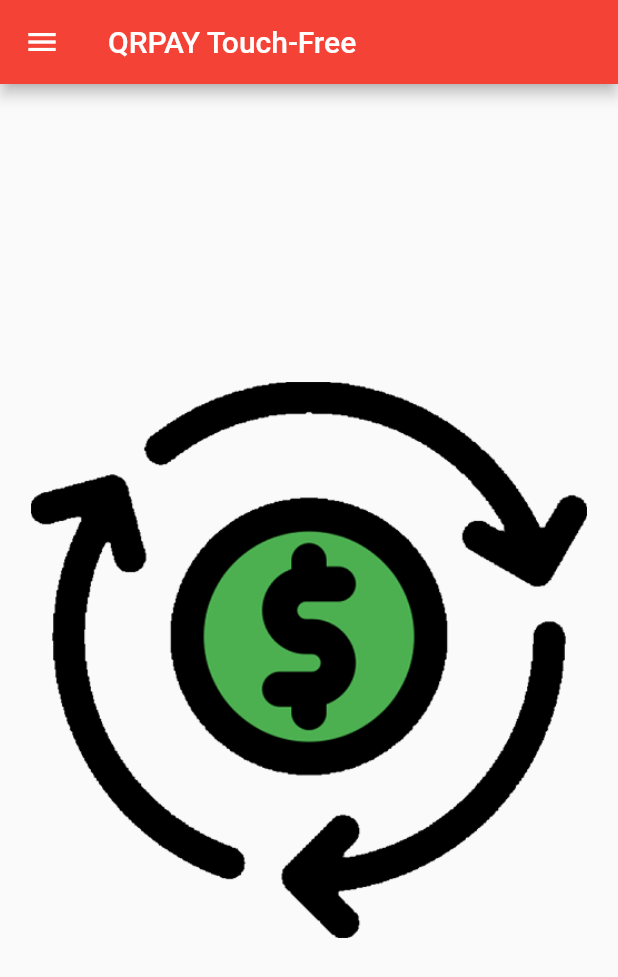
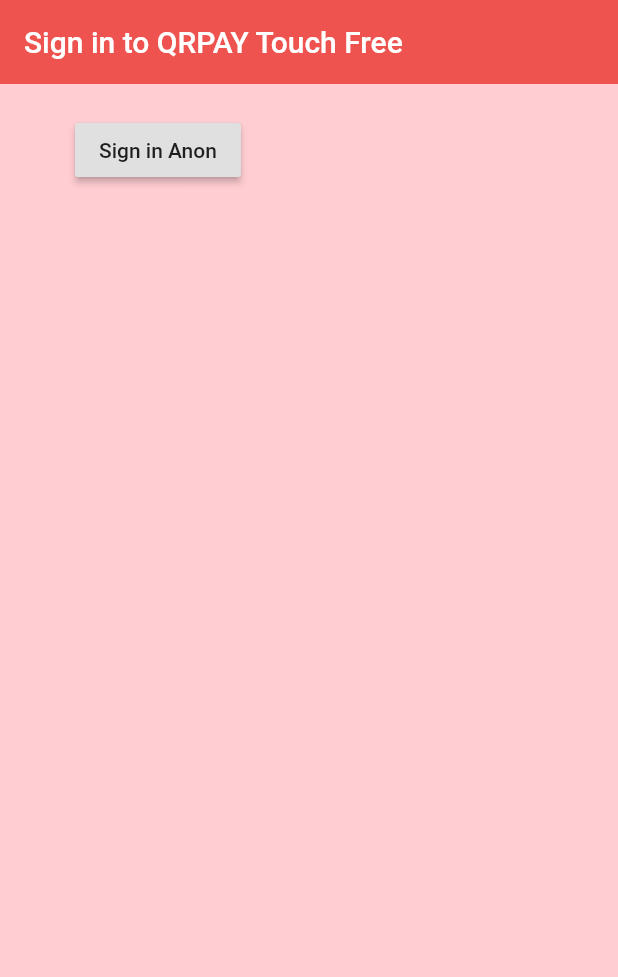
Before and after one commit to espressoAndCode/qrpay_app, a Flutter app: the screen it shows after launch, on a phone screen of 412 x 824 dp. Shown: the top 977 px of the screen. Run offline on Flutter 3.47's test engine with Material 2 defaults, Android fonts, the phone set to English and light mode, and no system bars; our stand-ins replace firebase_auth, firebase_core; missing offline and left inert: qr_code_scanner; accounts and stored records are empty.

```diff
--- a/lib/module/account/user.dart
+++ b/lib/module/account/user.dart
@@ -2,6 +2,8 @@ class User {
   static const String PassionCooking = 'cooking';
   static const String PassionHiking = 'hiking';
   static const String PassionTraveling = 'traveling';
+
+  String uid;
 
   String firstName = '';
   String lastName = '';
@@ -17,4 +19,6 @@ class User {
   save() {
     print('saving user using a web service');
   }
+
+  User({this.uid});
 }
--- /dev/null
+++ b/lib/module/authenticate/authenticate_view.dart
@@ -0,0 +1,16 @@
+import 'package:flutter/material.dart';
+import 'package:qrpay_app/module/authenticate/sign_in.dart';
+
+class Authenticate extends StatefulWidget {
+  @override
+  _AuthenticateState createState() => _AuthenticateState();
+}
+
+class _AuthenticateState extends State<Authenticate> {
+  @override
+  Widget build(BuildContext context) {
+    return Container(
+      child: SignIn()
+    );
+  }
+}
--- /dev/null
+++ b/lib/module/authenticate/sign_in.dart
@@ -0,0 +1,41 @@
+import "package:flutter/material.dart";
+import 'package:intl/intl.dart';
+import 'package:qrpay_app/services/auth.dart';
+
+class SignIn extends StatefulWidget {
+  @override
+  _SignInState createState() => _SignInState();
+}
+
+class _SignInState extends State<SignIn> {
+  final AuthService _auth = AuthService();
+
+  @override
+  Widget build(BuildContext context) {
+    return Scaffold(
+      backgroundColor: Colors.red[100],
+      appBar: AppBar(
+        backgroundColor: Colors.red[400],
+        elevation: 0.0,
+        title: Text('Sign in to QRPAY Touch Free')
+
+      ),
+      body: Container(
+        padding: EdgeInsets.symmetric(vertical: 20, horizontal: 50.0),
+        child:  RaisedButton(
+          child: Text('Sign in Anon'),
+          onPressed: () async {
+            dynamic result = await _auth.signInAnon();
+            if (result == null){
+              print('Error signing in');
+            } else {
+              print('Signed in');
+              print(result);
+            }
+
+          }
+        )
+      ),
+    );
+  }
+}
--- /dev/null
+++ b/lib/module/wrapper.dart
@@ -0,0 +1,15 @@
+import 'package:flutter/material.dart';
+import 'package:firebase_core/firebase_core.dart';
+import 'package:qrpay_app/module/authenticate/authenticate_view.dart';
+import 'home/home_view.dart';
+
+class Wrapper extends StatelessWidget {
+  static const String routeName = '/wrapper';
+    @override
+    Widget build(BuildContext context) {
+
+      //return either Home or Authenticate widget
+      // return HomePage();
+      return Authenticate();
+    }
+  }
--- a/lib/routes/Routes.dart
+++ b/lib/routes/Routes.dart
@@ -1,4 +1,5 @@
-import 'package:qrpay_app/module/splash/splash_view.dart';
+import 'package:qrpay_app/module/wrapper.dart';
+import 'package:qrpay_app/module/home/home_view.dart';
 import 'package:qrpay_app/module/buy/buy_list_view.dart';
 import 'package:qrpay_app/module/sell/sell_list_view.dart';
 import 'package:qrpay_app/module/shop/shop_list_view.dart';
@@ -10,7 +11,8 @@ import 'package:qrpay_app/module/receipts/receipts_list_view.dart';
 
 
 class Routes {
-  static const String splash = SplashPage.routeName;
+  static const String wrapper = Wrapper.routeName;
+  static const String home = HomePage.routeName;
   static const String buy = BuyPage.routeName;
   static const String sell = SellPage.routeName;
   static const String shop = ShopPage.routeName;
--- a/lib/widget/drawer.dart
+++ b/lib/widget/drawer.dart
@@ -13,7 +13,7 @@ class AppDrawer extends StatelessWidget {
               icon: Icons.house,
               text: 'Home',
               onTap: () =>
-                  Navigator.pushReplacementNamed(context, Routes.splash)),
+                  Navigator.pushReplacementNamed(context, Routes.wrapper)),
           _createDrawerItem(
               icon: Icons.attach_money ,
               text: 'Buy',
--- a/pubspec.yaml
+++ b/pubspec.yaml
@@ -21,7 +21,7 @@ environment:
   sdk: ">=2.7.0 <3.0.0"
 
 dependencies:
-  intl: ^0.15.7
+  intl: ^0.16.1
   http: ^0.12.0
   qr_code_scanner: ^0.0.13
   flutter:
@@ -31,6 +31,9 @@ dependencies:
   # The following adds the Cupertino Icons font to your application.
   # Use with the CupertinoIcons class for iOS style icons.
   cupertino_icons: ^1.0.0
+  firebase_core : ^0.5.0
+  firebase_auth: ^0.18.3+1
+  cloud_firestore: ^0.14.3+1
 
 dev_dependencies:
   flutter_test:
```
Also changed, not shown: lib/main.dart (+8 -4 lines), lib/module/home/home_view.dart (added, +32 -0 lines), lib/services/auth.dart (added, +33 -0 lines), pubspec.lock, 3 other files.
